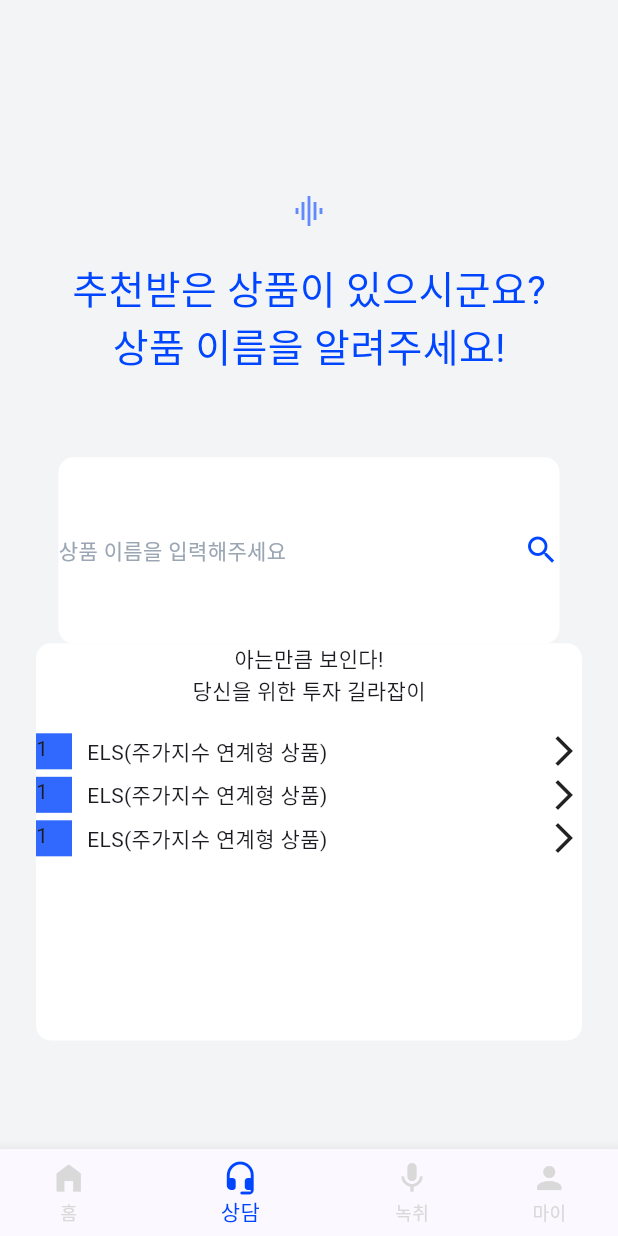
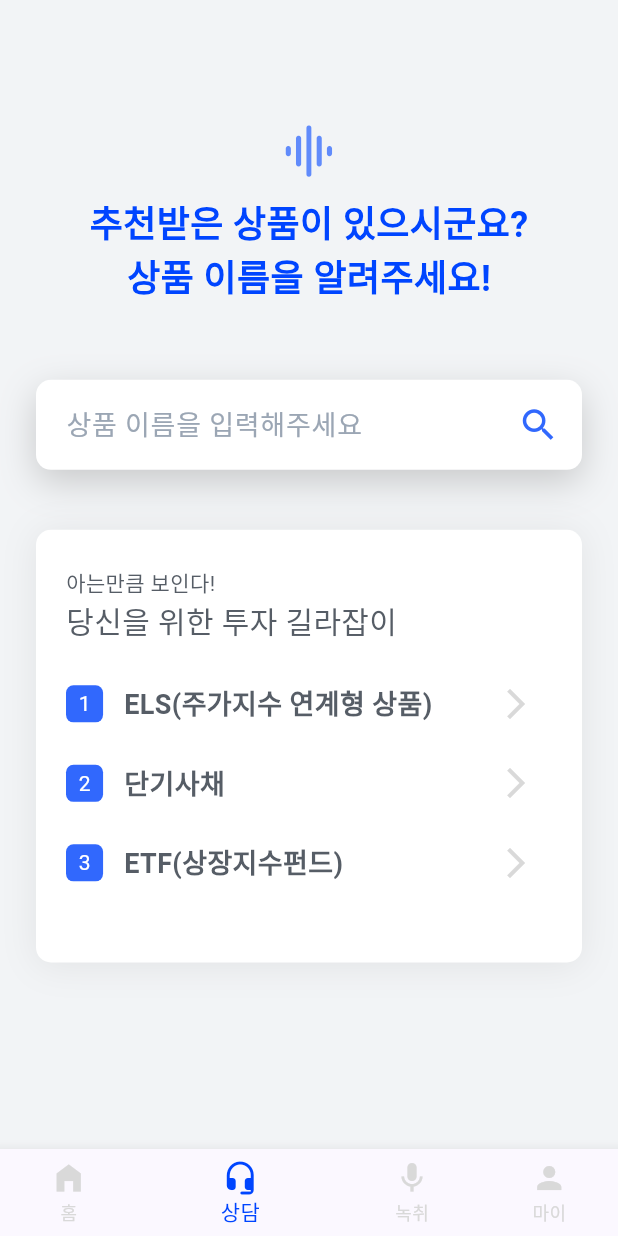
Before and after one commit to Naeun-privatebanker/Front, a Flutter app: the screen it shows after launch, on a phone screen of 412 x 824 dp. Run offline on Flutter 3.47's test engine with Material 3 defaults, Android fonts, the phone set to English and light mode, and no system bars.

Commit message:
consult_screen layout done

```diff
--- a/lib/screens/consult_screen.dart
+++ b/lib/screens/consult_screen.dart
@@ -1,137 +1,176 @@
 import 'package:flutter/material.dart';
+import 'package:provider/provider.dart'; // Provider 패키지를 import합니다.
 
 class ConsultScreen extends StatefulWidget {
-  const ConsultScreen({super.key});
+  const ConsultScreen({Key? key}) : super(key: key);
 
   @override
   State<ConsultScreen> createState() => _ConsultScreenState();
 }
 
 class _ConsultScreenState extends State<ConsultScreen> {
+  String searchKeyword = '';
+
   @override
   Widget build(BuildContext context) {
     return Scaffold(
       appBar: AppBar(),
-      body: Padding(
-        padding: const EdgeInsets.all(24.0),
-        child: Column(
-          // todo : flexible 사용해서 비율로 위젯 비율 맞추기
-          mainAxisAlignment: MainAxisAlignment.center,
-          crossAxisAlignment: CrossAxisAlignment.center,
-          children: <Widget>[
-            Flexible(
-              flex: 4,
-              child: Column(
+      body: SingleChildScrollView(
+        child: Padding(
+          padding: const EdgeInsets.all(24.0),
+          child: Column(
+            children: <Widget>[
+              // 1. 오디오 아이콘, 텍스트 문구
+              Column(
                 children: [
-                  Icon(Icons.multitrack_audio_outlined, color: const Color(0xff0045FF).withOpacity(0.6),),
-                  SizedBox(height: 20,),
-                  Text('추천받은 상품이 있으시군요?', style: TextStyle(color: const Color(0xff0045FF), fontSize: 26),),
-                  Text('상품 이름을 알려주세요!', style: TextStyle(color: const Color(0xff0045FF), fontSize: 26),),
+                  Icon(
+                    Icons.multitrack_audio_rounded,
+                    color: const Color(0xff0045FF).withOpacity(0.6),
+                    size: MediaQuery.of(context).size.width * 0.1, // 아이콘 크기를 화면 너비의 10%로 설정
+                  ),
+                  const SizedBox(height: 10),
+                  const Text(
+                    '추천받은 상품이 있으시군요?',
+                    style: TextStyle(color: Color(0xff0045FF), fontSize: 24, fontWeight: FontWeight.w600),
+                  ),
+                  const Text(
+                    '상품 이름을 알려주세요!',
+                    style: TextStyle(color: Color(0xff0045FF), fontSize: 24, fontWeight: FontWeight.w600),
+                  ),
                 ],
-              )
-            ),
-            // todo : 검색 기능 연결하기
-            Flexible(
-              flex: 3,
-              child: Container(
-                padding: const EdgeInsets.fromLTRB(0, 50, 0, 50),
-                margin: const EdgeInsets.fromLTRB(15, 0, 15, 0),
+              ),
+              const SizedBox(height: 50,),
+              // 2. 검색창
+              Container(
+                padding: const EdgeInsets.fromLTRB(10, 0, 15, 0),
+                width: MediaQuery.of(context).size.width,
+                height: 60, // 검색창 높이를 화면 너비의 12%로 설정
+                alignment: Alignment.center,
                 decoration: BoxDecoration(
-                  borderRadius: BorderRadius.circular(10.0),
+                  boxShadow: [
+                    BoxShadow(
+                      color: Colors.grey.withOpacity(0.5),
+                      blurRadius: 20,
+                      offset: const Offset(0, 8), // changes position of shadow
+                    ),
+                  ],
+                  borderRadius: BorderRadius.circular(10),
                   color: Colors.white,
                 ),
-                child: const Row(
-                  mainAxisAlignment: MainAxisAlignment.spaceBetween,
+                child: Row(
                   children: [
-                    Text('상품 이름을 입력해주세요', style: TextStyle(color: Color(0xff9BA6B4)),),
-                    Icon(Icons.search, color: Color(0xff0045FF)),
+                    const SizedBox(width: 10),
+                    Expanded(
+                      child: TextField(
+                        autofocus: false,
+                        style: const TextStyle(fontSize: 15),
+                        decoration: const InputDecoration(
+                          floatingLabelBehavior: FloatingLabelBehavior.never,
+                          border: InputBorder.none,
+                          hintText: '상품 이름을 입력해주세요',
+                          hintStyle: TextStyle(color: Color(0xff9BA6B4), fontSize: 18, fontWeight: FontWeight.w400),
+                        ),
+                        onChanged: (value){
+                          setState(() {
+                            searchKeyword = value;
+                            print(searchKeyword);
+                          });
+                        },
+                        //todo : 검색키워드 누르면 검색 결과로 넘어가기
+                        onSubmitted: (value) {
+                          context.read<RecentSearches>().addSearchKeyword(searchKeyword); // 여기서 context.read를 사용합니다.
+                          // Navigator.push(context,
+                          //     MaterialPageRoute(
+                          //         builder: (context) =>
+                          //             ResultPage(searchKeyword: searchKeyword, cafeQuery: CafeService().getCafesBySearchKeyword(searchKeyword))));
+                        },
+                      ),
+                    ),
+                    const Icon(Icons.search, color: Color(0xff3168FD), size: 28,),
                   ],
                 ),
               ),
-            ),
-            Flexible(
-              flex: 6,
-              child: Container(
+              const SizedBox(height: 40),
+
+              // 3. 투자 길라잡이
+              Container(
+                padding: const EdgeInsets.fromLTRB(20, 25, 20, 0),
+                height: MediaQuery.of(context).size.height * 0.35, // 투자 길라잡이 높이를 화면 높이의 30%로 설정
                 decoration: BoxDecoration(
                   borderRadius: BorderRadius.circular(10.0),
+                  boxShadow: [
+                    BoxShadow(
+                      color: Colors.grey.withOpacity(0.2),
+                      blurRadius: 20,
+                      offset: const Offset(0, 2), // changes position of shadow
+                    ),
+                  ],
                   color: Colors.white,
                 ),
                 child: Column(
+                  mainAxisAlignment: MainAxisAlignment.start,
+                  crossAxisAlignment: CrossAxisAlignment.start,
                   children: [
-                    Container(
-                      child: Column(
-                        children: [
-                          Text('아는만큼 보인다!'),
-                          Text('당신을 위한 투자 길라잡이'),
-                        ],
-                      ),
+                    const Text(
+                      '아는만큼 보인다!',
+                      style: TextStyle(fontSize: 14, color: Color(0xff565D66)),
                     ),
-                    SizedBox(height: 18,),
-                    Row(
-                      mainAxisAlignment: MainAxisAlignment.spaceBetween,
-                      children: [
-                        Row(
-                          children: [
-                            Container(
-                              height: 24,
-                              width: 24,
-                              color: Color(0xff3168FD),
-                              child: Text('1'),
-                            ),
-                            SizedBox(width: 10,),
-                            Text('ELS(주가지수 연계형 상품)'),
-                          ],
-                        ),
-                        Icon(Icons.arrow_forward_ios_sharp)
-                      ],
+                    const Text(
+                      '당신을 위한 투자 길라잡이',
+                      style: TextStyle(fontSize: 20, color: Color(0xff565D66)),
                     ),
-                    SizedBox(height: 5,),
-                    Row(
-                      mainAxisAlignment: MainAxisAlignment.spaceBetween,
-                      children: [
-                        Row(
-                          children: [
-                            Container(
-                              height: 24,
-                              width: 24,
-                              color: Color(0xff3168FD),
-                              child: Text('1'),
-                            ),
-                            SizedBox(width: 10,),
-                            Text('ELS(주가지수 연계형 상품)'),
-                          ],
-                        ),
-                        Icon(Icons.arrow_forward_ios_sharp)
-                      ],
-                    ),
-                    SizedBox(height: 5,),
-                    Row(
-                      mainAxisAlignment: MainAxisAlignment.spaceBetween,
-                      children: [
-                        Row(
-                          children: [
-                            Container(
-                              height: 24,
-                              width: 24,
-                              color: Color(0xff3168FD),
-                              child: Text('1'),
-                            ),
-                            SizedBox(width: 10,),
-                            Text('ELS(주가지수 연계형 상품)'),
-                          ],
-                        ),
-                        Icon(Icons.arrow_forward_ios_sharp)
-                      ],
-                    ),
-                    SizedBox(height: 20,),
+                    const SizedBox(height: 16),
+                    _buildInvestmentItem('ELS(주가지수 연계형 상품)', '1'),
+                    const SizedBox(height: 5),
+                    _buildInvestmentItem('단기사채', '2'),
+                    const SizedBox(height: 5),
+                    _buildInvestmentItem('ETF(상장지수펀드)', '3'),
                   ],
                 ),
               ),
-            ),
-            Flexible(child: SizedBox(), flex: 2),
-          ]
+            ],
+          ),
         ),
       ),
     );
   }
+
+  Widget _buildInvestmentItem(String title, String num) {
+    return Row(
+      mainAxisAlignment: MainAxisAlignment.spaceBetween,
+      children: [
+        Row(
+          children: [
+            Container(
+              height: MediaQuery.of(context).size.width * 0.06, // 아이콘 높이를 화면 너비의 6%로 설정
+              width: MediaQuery.of(context).size.width * 0.06, // 아이콘 너비를 화면 너비의 6%로 설정
+              decoration: BoxDecoration(
+                borderRadius: BorderRadius.circular(5.0),
+                color: const Color(0xff3168FD),
+              ),
+              child: Center(child: Text(num, style: const TextStyle(fontSize : 14, color: Colors.white),)),
+            ),
+            const SizedBox(width: 14),
+            Text(title, style: const TextStyle(fontSize: 18, color: Color(0xff565D66), fontWeight: FontWeight.w600),textAlign: TextAlign.center,),
+          ],
+        ),
+        IconButton(
+          icon: const Icon(Icons.arrow_forward_ios_sharp, color: Color(0xffD9D9D9),),
+          onPressed: () {
+            // todo : 상세페이지로 이동하는 코드 추가
+            print('$title 눌림!');
+          },
+        ),
+      ],
+    );
+  }
 }
+
+class RecentSearches with ChangeNotifier {
+  List<String> searchList = [];
+
+  addSearchKeyword(String keyword) {
+    searchList.insert(0, keyword);
+    notifyListeners();
+  }
+}
--- a/pubspec.yaml
+++ b/pubspec.yaml
@@ -30,6 +30,7 @@ environment:
 dependencies:
   flutter:
     sdk: flutter
+  provider: ^5.0.0
 
 
   # The following adds the Cupertino Icons font to your application.
```
Also changed, not shown: pubspec.lock.
